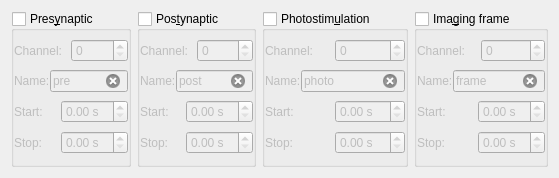
Before: the Qt Designer form gui/triggerdetect.ui in ctigaret/scipyen, drawn with Qt 5.
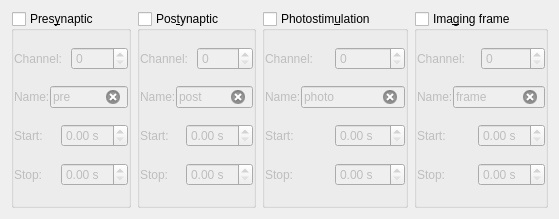
After: the same form once the commit is applied.

What changed in the file:
```diff
--- a/gui/triggerdetect.ui
+++ b/gui/triggerdetect.ui
@@ -7,7 +7,7 @@
     <x>0</x>
     <y>0</y>
     <width>550</width>
-    <height>178</height>
+    <height>219</height>
    </rect>
   </property>
   <property name="windowTitle">
```
